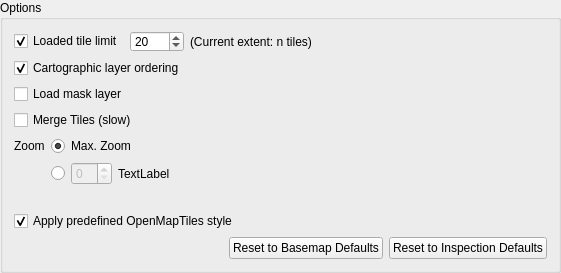
Before: the Qt Designer form ui/options.ui in geometalab/Vector-Tiles-Reader-QGIS-Plugin, drawn with Qt 5.
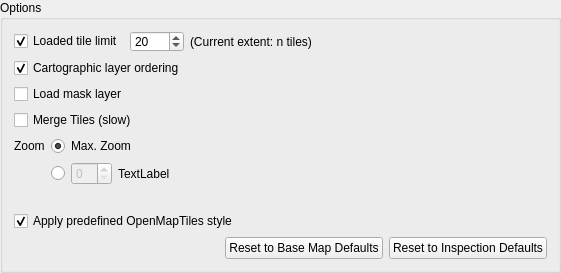
After: the same form once the commit is applied.

Commit message: "Reset to basemap"-button text changed

Patch:
```diff
--- a/ui/options.ui
+++ b/ui/options.ui
@@ -229,7 +229,7 @@
      <item>
       <widget class="QPushButton" name="btnResetToBasemapDefaults">
        <property name="text">
-        <string>Reset to Basemap Defaults</string>
+        <string>Reset to Base Map Defaults</string>
        </property>
       </widget>
      </item>
```
The commit also changes 1 other file.
